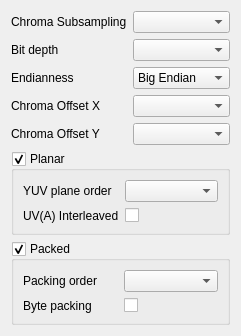
Old version of the form YUViewLib/ui/videoHandlerYUV_CustomFormatDialog.ui in the repository FaiScofield/YUView.
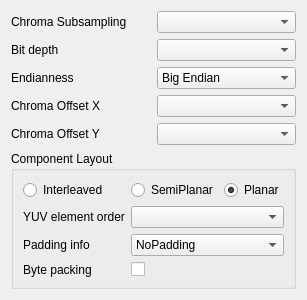
New version of the form.

Diff of the .ui file:
```diff
--- a/YUViewLib/ui/videoHandlerYUV_CustomFormatDialog.ui
+++ b/YUViewLib/ui/videoHandlerYUV_CustomFormatDialog.ui
@@ -6,14 +6,14 @@
    <rect>
     <x>0</x>
     <y>0</y>
-    <width>239</width>
-    <height>335</height>
+    <width>294</width>
+    <height>269</height>
    </rect>
   </property>
   <property name="windowTitle">
    <string>Custom YUV Format</string>
   </property>
-  <layout class="QVBoxLayout" name="verticalLayout" stretch="0,0,0">
+  <layout class="QVBoxLayout" name="verticalLayout" stretch="0,0">
    <item>
     <layout class="QGridLayout" name="gridLayout">
      <item row="3" column="0">
@@ -188,24 +188,43 @@
       <string>&lt;html&gt;&lt;head/&gt;&lt;body&gt;&lt;p&gt;Are the YUV values planar or packed? For a planar file, all values are sorted by plane. E.g: All Y values of all pixels come first, then all U values, then all V values.&lt;/p&gt;&lt;/body&gt;&lt;/html&gt;</string>
      </property>
      <property name="title">
-      <string>Planar</string>
+      <string>Component Layout</string>
      </property>
      <property name="checkable">
-      <bool>true</bool>
+      <bool>false</bool>
      </property>
      <layout class="QGridLayout" name="gridLayout_3">
-      <item row="0" column="1">
-       <widget class="QComboBox" name="comboBoxPlaneOrder">
+      <item row="1" column="0">
+       <widget class="QLabel" name="labelYUVElemOrder">
         <property name="toolTip">
          <string>&lt;html&gt;&lt;head/&gt;&lt;body&gt;&lt;p&gt;Specify the order of the planes in the file.&lt;/p&gt;&lt;/body&gt;&lt;/html&gt;</string>
         </property>
         <property name="whatsThis">
-         <string>&lt;html&gt;&lt;head/&gt;&lt;body&gt;&lt;p&gt;Specify the order of the planes in the file.&lt;/p&gt;&lt;/body&gt;&lt;/html&gt;</string>
+         <string>&lt;html&gt;&lt;head/&gt;&lt;body&gt;&lt;p&gt;Specify the order of the components in the file.&lt;/p&gt;&lt;/body&gt;&lt;/html&gt;</string>
+        </property>
+        <property name="text">
+         <string>YUV element order</string>
+        </property>
+       </widget>
+      </item>
+      <item row="0" column="2">
+       <widget class="QRadioButton" name="radioButtonPlanar">
+        <property name="toolTip">
+         <string>Planar YUV, like: &lt;br&gt; Plane#0 YYYY... &lt;br&gt; Plane#1 UUUU...&lt;br&gt; Plane#2 VVVV...</string>
+        </property>
+        <property name="whatsThis">
+         <string>Planar YUV, like: &lt;br&gt; Plane#0 YYYY... &lt;br&gt; Plane#1 UUUU...&lt;br&gt; Plane#2 VVVV...</string>
+        </property>
+        <property name="text">
+         <string>Planar</string>
+        </property>
+        <property name="checked">
+         <bool>true</bool>
         </property>
        </widget>
       </item>
       <item row="0" column="0">
-       <widget class="QLabel" name="labelYUVPlaneOrder">
+       <widget class="QRadioButton" name="radioButtonInterleaved">
         <property name="toolTip">
          <string>&lt;html&gt;&lt;head/&gt;&lt;body&gt;&lt;p&gt;Specify the order of the planes in the file.&lt;/p&gt;&lt;/body&gt;&lt;/html&gt;</string>
         </property>
@@ -213,12 +232,12 @@
          <string>&lt;html&gt;&lt;head/&gt;&lt;body&gt;&lt;p&gt;Specify the order of the planes in the file.&lt;/p&gt;&lt;/body&gt;&lt;/html&gt;</string>
         </property>
         <property name="text">
-         <string>YUV plane order</string>
+         <string>Interleaved</string>
         </property>
        </widget>
       </item>
-      <item row="1" column="1">
-       <widget class="QCheckBox" name="checkBoxUVInterleaved">
+      <item row="3" column="1">
+       <widget class="QCheckBox" name="checkBoxBytePacking">
         <property name="toolTip">
          <string>Are only the UV (and A if present) planes interleaved?</string>
         </property>
@@ -230,64 +249,7 @@
         </property>
        </widget>
       </item>
-      <item row="1" column="0">
-       <widget class="QLabel" name="labelUVInterleaved">
-        <property name="toolTip">
-         <string>Are only the UV (and A if present) planes interleaved?</string>
-        </property>
-        <property name="whatsThis">
-         <string>Are only the UV (and A if present) planes interleaved?</string>
-        </property>
-        <property name="text">
-         <string>UV(A) Interleaved</string>
-        </property>
-       </widget>
-      </item>
-     </layout>
-    </widget>
-   </item>
-   <item>
-    <widget class="QGroupBox" name="groupBoxPacked">
-     <property name="toolTip">
-      <string>&lt;html&gt;&lt;head/&gt;&lt;body&gt;&lt;p&gt;Are the YUV values planar or packed? For a packed file, all values are sorted by pixels. E.g: In case of 4:2:2 subsampling, there are 2 luma (Y) values, one chroma U value and one chroma V value packed together per pixel.&lt;/p&gt;&lt;/body&gt;&lt;/html&gt;</string>
-     </property>
-     <property name="whatsThis">
-      <string>&lt;html&gt;&lt;head/&gt;&lt;body&gt;&lt;p&gt;Are the YUV values planar or packed? For a packed file, all values are sorted by pixels. E.g: In case of 4:2:2 subsampling, there are 2 luma (Y) values, one chroma U value and one chroma V value packed together per pixel.&lt;/p&gt;&lt;/body&gt;&lt;/html&gt;</string>
-     </property>
-     <property name="title">
-      <string>Packed</string>
-     </property>
-     <property name="checkable">
-      <bool>true</bool>
-     </property>
-     <property name="checked">
-      <bool>true</bool>
-     </property>
-     <layout class="QGridLayout" name="gridLayout_2">
-      <item row="0" column="1">
-       <widget class="QComboBox" name="comboBoxPackingOrder">
-        <property name="toolTip">
-         <string>&lt;html&gt;&lt;head/&gt;&lt;body&gt;&lt;p&gt;What is the format (the order) of the components per pack?&lt;/p&gt;&lt;/body&gt;&lt;/html&gt;</string>
-        </property>
-        <property name="whatsThis">
-         <string>&lt;html&gt;&lt;head/&gt;&lt;body&gt;&lt;p&gt;What is the format (the order) of the components per pack?&lt;/p&gt;&lt;/body&gt;&lt;/html&gt;</string>
-        </property>
-       </widget>
-      </item>
-      <item row="0" column="0">
-       <widget class="QLabel" name="labelPackingOrder">
-        <property name="toolTip">
-         <string>&lt;html&gt;&lt;head/&gt;&lt;body&gt;&lt;p&gt;What is the format (the order) of the components per pack?&lt;/p&gt;&lt;/body&gt;&lt;/html&gt;</string>
-        </property>
-        <property name="whatsThis">
-         <string>&lt;html&gt;&lt;head/&gt;&lt;body&gt;&lt;p&gt;What is the format (the order) of the components per pack?&lt;/p&gt;&lt;/body&gt;&lt;/html&gt;</string>
-        </property>
-        <property name="text">
-         <string>Packing order</string>
-        </property>
-       </widget>
-      </item>
-      <item row="1" column="0">
+      <item row="3" column="0">
        <widget class="QLabel" name="labelBytePacking">
         <property name="toolTip">
          <string>&lt;html&gt;&lt;head/&gt;&lt;body&gt;&lt;p&gt;Are bytes packed on a bit basis? E.g: Three 10-bit values can be saved using 3 bytes (32 bit).&lt;/p&gt;&lt;/body&gt;&lt;/html&gt;</string>
@@ -300,17 +262,71 @@
         </property>
        </widget>
       </item>
-      <item row="1" column="1">
-       <widget class="QCheckBox" name="checkBoxBytePacking">
+      <item row="1" column="1" colspan="2">
+       <widget class="QComboBox" name="comboBoxElemOrder">
         <property name="toolTip">
          <string>&lt;html&gt;&lt;head/&gt;&lt;body&gt;&lt;p&gt;Are bytes packed on a bit basis? E.g: Three 10-bit values can be saved using 3 bytes (32 bit).&lt;/p&gt;&lt;/body&gt;&lt;/html&gt;</string>
         </property>
         <property name="whatsThis">
          <string>&lt;html&gt;&lt;head/&gt;&lt;body&gt;&lt;p&gt;Are bytes packed on a bit basis? E.g: Three 10-bit values can be saved using 3 bytes (32 bit).&lt;/p&gt;&lt;/body&gt;&lt;/html&gt;</string>
         </property>
+       </widget>
+      </item>
+      <item row="0" column="1">
+       <widget class="QRadioButton" name="radioButtonSemiPlanar">
+        <property name="toolTip">
+         <string>Semi-Planar YUV, like: &lt;br&gt; Plane#0 YYYY... &lt;br&gt; Plane#1 UVUVY...</string>
+        </property>
+        <property name="whatsThis">
+         <string>Semi-Planar YUV, like: &lt;br&gt; Plane#0 YYYY... &lt;br&gt; Plane#1 UVUVY...</string>
+        </property>
         <property name="text">
-         <string/>
+         <string>SemiPlanar</string>
         </property>
+        <property name="checked">
+         <bool>false</bool>
+        </property>
+       </widget>
+      </item>
+      <item row="2" column="0">
+       <widget class="QLabel" name="labelPaddingInfo">
+        <property name="toolTip">
+         <string>Are there any padding bits after(PaddingInMSB) or before(PaddingInLSB) valid data bits?</string>
+        </property>
+        <property name="whatsThis">
+         <string>Are there any padding bits after(PaddingInMSB) or before(PaddingInLSB) valid data bits?</string>
+        </property>
+        <property name="text">
+         <string>Padding info</string>
+        </property>
+       </widget>
+      </item>
+      <item row="2" column="1" colspan="2">
+       <widget class="QComboBox" name="comboBoxPaddingInfo">
+        <property name="enabled">
+         <bool>true</bool>
+        </property>
+        <property name="toolTip">
+         <string>Are there any padding bits after(PaddingInMSB) or before(PaddingInLSB) valid data bits?</string>
+        </property>
+        <property name="whatsThis">
+         <string>Are there any padding bits after(PaddingInMSB) or before(PaddingInLSB) valid data bits?</string>
+        </property>
+        <item>
+         <property name="text">
+          <string>NoPadding</string>
+         </property>
+        </item>
+        <item>
+         <property name="text">
+          <string>PaddingInLSB</string>
+         </property>
+        </item>
+        <item>
+         <property name="text">
+          <string>PaddingInMSB</string>
+         </property>
+        </item>
        </widget>
       </item>
      </layout>
```
Left out of the diff: 31 changed lines with no effect on the pictures.
